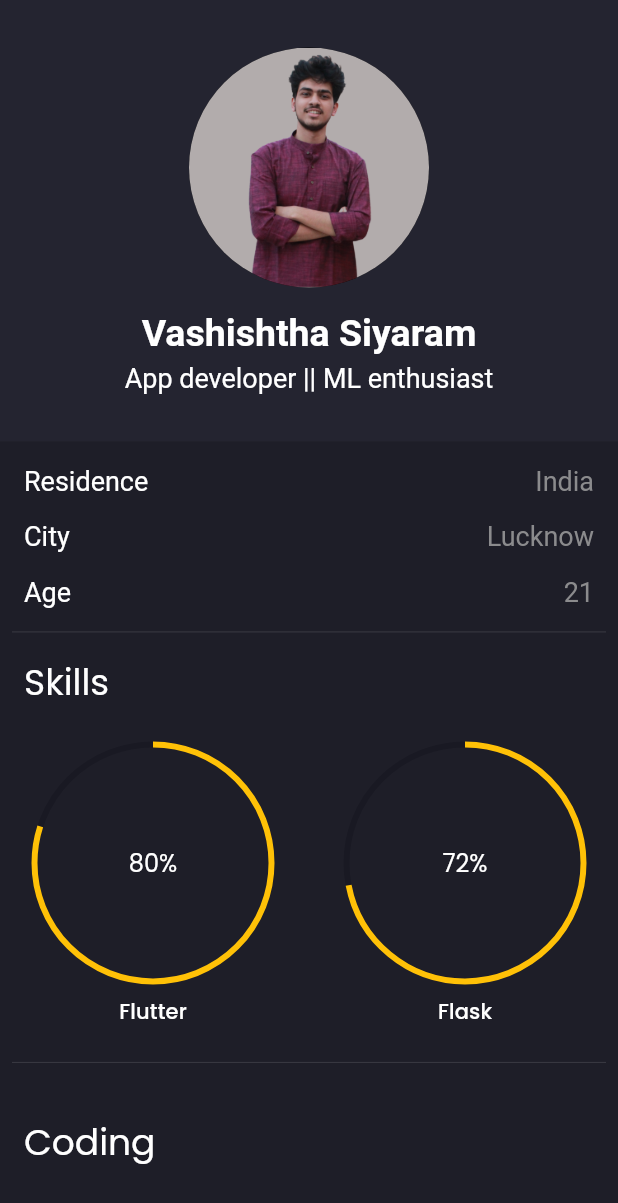
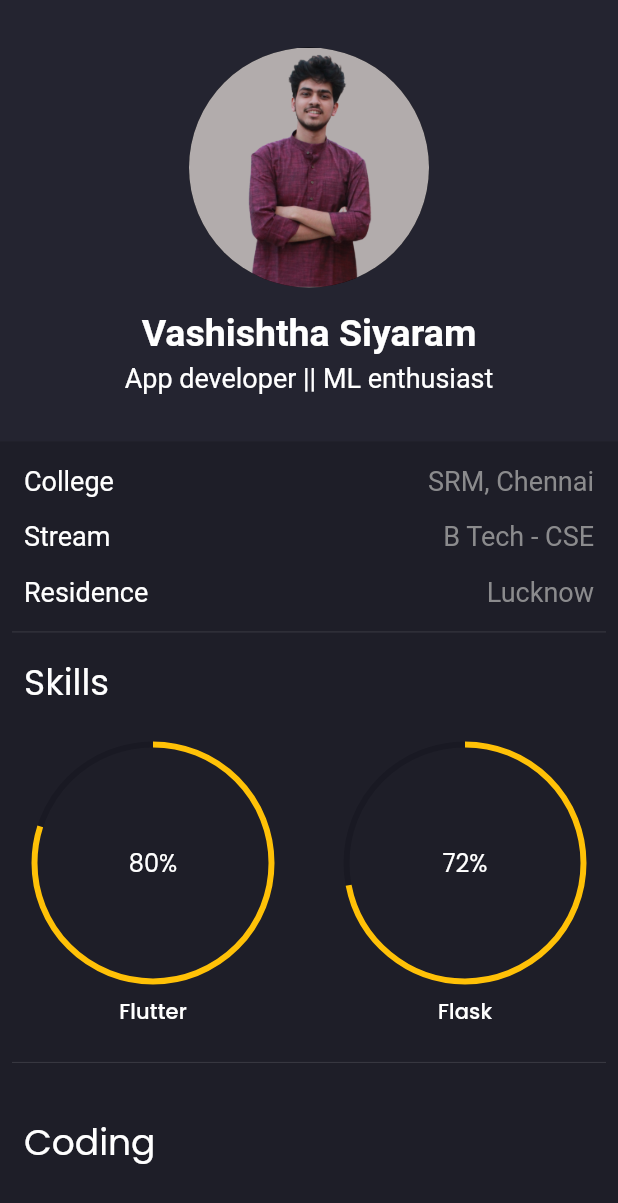
Before and after one commit to vashishthas/Portfolio-App, a Flutter app: the screen it shows after launch, on a phone screen of 412 x 824 dp. Shown: the top 1203 px of the screen. Run offline on Flutter 3.47's test engine with Material 2 defaults, Android fonts, the phone set to English and light mode, and no system bars; our stand-ins replace flutter_svg, google_fonts; missing offline and left inert: advance_pdf_viewer.

Commit message:
email added

```diff
--- a/lib/screens/home.dart
+++ b/lib/screens/home.dart
@@ -1,6 +1,6 @@
 import 'package:flutter/material.dart';
+import 'package:flutter_svg/svg.dart';
 // import 'package:flutter_downloader/flutter_downloader.dart';
-import 'package:flutter_svg/flutter_svg.dart';
 // import 'package:path_provider/path_provider.dart';
 // import 'package:permission_handler/permission_handler.dart';
 import 'package:portfolio/constants.dart';
@@ -59,9 +59,9 @@ class _HomeScreenState extends State<HomeScreen> {
                 padding: const EdgeInsets.all(8.0),
                 child: Column(
                   children: [
-                    AreaTextInfo(title: "Residence", text: "India"),
-                    AreaTextInfo(title: "City", text: "Lucknow"),
-                    AreaTextInfo(title: "Age", text: "21"),
+                    AreaTextInfo(title: "College", text: "SRM, Chennai"),
+                    AreaTextInfo(title: "Stream", text: "B Tech - CSE"),
+                    AreaTextInfo(title: "Residence", text: "Lucknow"),
                     Divider(),
                     Padding(
                       padding: const EdgeInsets.all(8.0),
@@ -104,12 +104,12 @@ class _HomeScreenState extends State<HomeScreen> {
                         children: [
                           LinearProgress(
                             text: "Java",
-                            percentage: 0.68,
+                            percentage: 0.72,
                             hideProgress: _hideProgress,
                           ),
                           LinearProgress(
                             text: "Git",
-                            percentage: 0.70,
+                            percentage: 0.74,
                             hideProgress: _hideProgress,
                           ),
                           LinearProgress(
@@ -132,7 +132,8 @@ class _HomeScreenState extends State<HomeScreen> {
                     ),
                     Divider(),
                     Padding(
-                      padding: const EdgeInsets.symmetric(horizontal: 20.0,vertical: 8),
+                      padding: const EdgeInsets.symmetric(
+                          horizontal: 20.0, vertical: 8),
                       child: Row(
                         mainAxisAlignment: MainAxisAlignment.center,
                         children: [
@@ -150,7 +151,9 @@ class _HomeScreenState extends State<HomeScreen> {
                                         Theme.of(context).textTheme.subtitle1),
                               )),
                           // IconButton(
-                          //   onPressed: () {},
+                          //   onPressed: () {
+                          //     // downloadFile();
+                          //   },
                           //   icon: SvgPicture.asset("assets/icons/download.svg"),
                           // )
                         ],
@@ -171,9 +174,27 @@ class _HomeScreenState extends State<HomeScreen> {
                         SocialButton(
                             img: "assets/icons/github.svg",
                             url: "https://github.com/vashishthas"),
+                        Spacer(),
+                      ]),
+                    ),
+                    // Divider(),
+                    SizedBox(height: 10),
+                    Container(
+                        child: Row(
+                      children: [
+                        Spacer(),
+                        Icon(
+                          Icons.mail,
+                          color: Colors.grey,
+                        ),
+                        Spacer(),
+                        Text(
+                          "vashishthasiyaram@gmail.com",
+                          style: Theme.of(context).textTheme.subtitle2,
+                        ),
                         Spacer()
-                      ]),
-                    )
+                      ],
+                    )),
                   ],
                 ),
               ),
@@ -184,23 +205,25 @@ class _HomeScreenState extends State<HomeScreen> {
     );
   }
 
-  // void downloadFile() async {
-  //   final status = await Permission.storage.request();
-  //   if (status.isGranted) {
-  //     final extDir = await getExternalStorageDirectory();
-  //     final id = await FlutterDownloader.enqueue(
-  //       url:
-  //           // "https://firebasestorage.googleapis.com/v0/b/storage-3cff8.appspot.com/o/2020-05-29%2007-18-34.mp4?alt=media&token=841fffde-2b83-430c-87c3-2d2fd658fd41",
-  //           "https://drive.google.com/file/d/153XmShDSaZFSXlZDEkULU1_r1q3B3zDb/view?usp=sharing",
-  //       savedDir: extDir!.path,
-  //       fileName: 'Resume',
-  //       showNotification: true,
-  //       openFileFromNotification: true,
-  //     );
-  //   } else {
-  //     print("Permission denided");
-  //   }
-  // }
+//   void downloadFile() async {
+//     final status = await Permission.storage.request();
+//     if (status.isGranted) {
+//       final extDir = await getApplicationDocumentsDirectory();
+//       print(extDir);
+//       final id = await FlutterDownloader.enqueue(
+//         url:
+//             "https://firebasestorage.googleapis.com/v0/b/storage-3cff8.appspot.com/o/2020-05-29%2007-18-34.mp4?alt=media&token=841fffde-2b83-430c-87c3-2d2fd658fd41",
+//         // "https://drive.google.com/file/d/153XmShDSaZFSXlZDEkULU1_r1q3B3zDb/view?usp=sharing",
+//         savedDir: extDir.path,
+//         fileName: 'resume',
+//         showNotification: true,
+//         openFileFromNotification: true,
+//       );
+//       print(id);
+//     } else {
+//       print("Permission denided");
+//     }
+//   }
 }
 
 class AreaTextInfo extends StatelessWidget {
--- a/pubspec.yaml
+++ b/pubspec.yaml
@@ -25,7 +25,6 @@ dependencies:
     sdk: flutter
   advance_pdf_viewer: ^2.0.0
   cupertino_icons: ^1.0.2
-  flutter_downloader: ^1.6.1
   flutter_svg: ^0.22.0
   google_fonts: ^2.1.0
   path_provider: ^2.0.2
```
Also changed, not shown: pubspec.lock, 15 other files.
